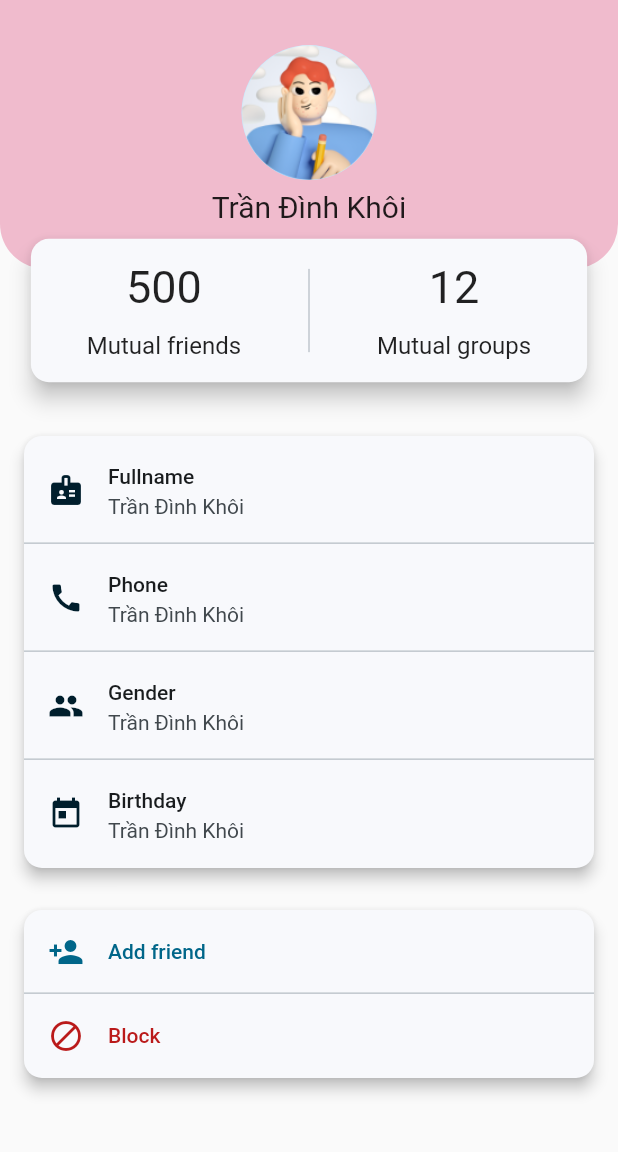
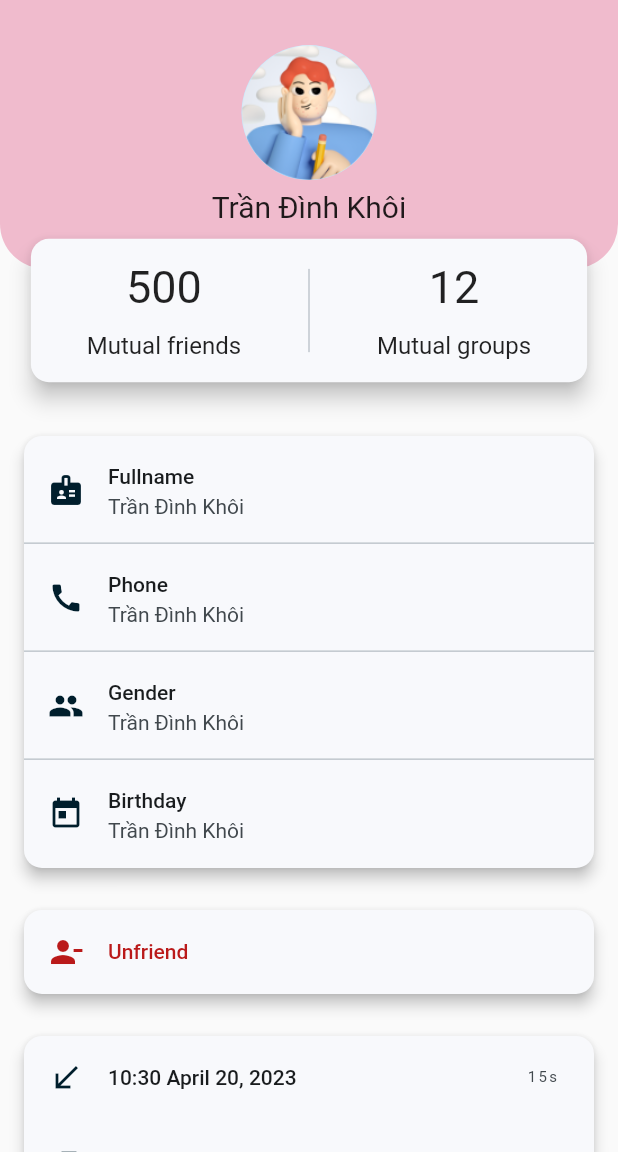
Before and after one commit to quangnhat22/cs_video_call_app, a Flutter app: the FriendsInforPage screen opened by its route, on a phone screen of 412 x 824 dp, the part 84-1236 px from its top. Run offline on Flutter 3.47's test engine with Material 2 defaults, Android fonts, the phone set to English and light mode, and no system bars; our stand-ins replace bloc, cached_network_image, dio, equatable, firebase_core, flutter_bloc and 3 more; accounts and stored records are empty; generated files the repository leaves out were written again.

Commit message:
build unfriend and calls history card

```diff
--- a/lib/core/langs/app_en.arb
+++ b/lib/core/langs/app_en.arb
@@ -71,5 +71,6 @@
   "friend_gender": "Gender",
   "friend_birthday": "Birthday",
   "friend_add_friend": "Add friend",
-  "friend_block": "Block"
+  "friend_block": "Block",
+  "friend_unfriend": "Unfriend"
 }
--- a/lib/core/langs/app_vi.arb
+++ b/lib/core/langs/app_vi.arb
@@ -71,5 +71,6 @@
   "friend_gender": "Giới tính",
   "friend_birthday": "Ngày sinh",
   "friend_add_friend": "Thêm bạn bè",
-  "friend_block": "Chặn"
+  "friend_block": "Chặn",
+  "friend_unfriend": "Hủy kết bạn"
 }
--- a/lib/presentation/friends/friends_infor/friends_infor.dart
+++ b/lib/presentation/friends/friends_infor/friends_infor.dart
@@ -3,6 +3,7 @@ library friends_infor;
 import 'package:collection/collection.dart';
 import 'package:flutter/material.dart';
 import 'package:flutter_screenutil/flutter_screenutil.dart';
+import 'package:intl/intl.dart';
 import 'package:videocall/common/widgets/stateless/custom_avatar_image.dart';
 import 'package:videocall/common/widgets/stateless/m_app_bar.dart';
 import 'package:flutter_gen/gen_l10n/app_localizations.dart';
@@ -11,3 +12,5 @@ part 'pages/friends_infor_page.dart';
 part 'widgets/friend_mutual_infor.dart';
 part 'widgets/friend_details_infor.dart';
 part 'widgets/friend_actions.dart';
+part 'widgets/friend_unfriend.dart';
+part 'widgets/friend_calls_history.dart';
--- a/lib/presentation/friends/friends_infor/pages/friends_infor_page.dart
+++ b/lib/presentation/friends/friends_infor/pages/friends_infor_page.dart
@@ -1,6 +1,8 @@
 part of friends_infor;
 
 class FriendsInforPage extends StatelessWidget {
+  final bool isFriend = true;
+
   const FriendsInforPage({super.key});
 
   @override
@@ -36,6 +38,27 @@ class FriendsInforPage extends StatelessWidget {
       },
     ];
 
+    final List<Map<String, dynamic>> histories = [
+      {
+        'title':
+            '${DateFormat.Hm().format(DateTime.now())} ${DateFormat.yMMMMd().format(DateTime.now())}',
+        'type': 'incomming',
+        'duration': '15s'
+      },
+      {
+        'title':
+            '${DateFormat.Hm().format(DateTime.now())} ${DateFormat.yMMMMd().format(DateTime.now())}',
+        'type': 'outgoing',
+        'duration': '1h 40m'
+      },
+      {
+        'title':
+            '${DateFormat.Hm().format(DateTime.now())} ${DateFormat.yMMMMd().format(DateTime.now())}',
+        'type': 'missed',
+        'duration': ''
+      }
+    ];
+
     return Scaffold(
       appBar: MHomeAppBar(
         title: AppLocalizations.of(context)!.friends,
@@ -45,7 +68,11 @@ class FriendsInforPage extends StatelessWidget {
           children: [
             FriendMutualInfor(null, 'Trần Đình Khôi', 500, 12),
             FriendDetailsInfor(friendDetails),
-            const FriendActions()
+            if (isFriend) const FriendUnfriend(),
+            if (isFriend)
+              FriendCallsHistory(histories)
+            else
+              const FriendActions()
           ],
         ),
       ),
--- a/lib/presentation/friends/friends_infor/widgets/friend_actions.dart
+++ b/lib/presentation/friends/friends_infor/widgets/friend_actions.dart
@@ -5,10 +5,12 @@ class FriendActions extends StatelessWidget {
 
   @override
   Widget build(BuildContext context) {
-    return Container(
+    return Padding(
       padding: const EdgeInsets.symmetric(horizontal: 12, vertical: 20),
       child: Card(
           elevation: 4,
+          shape:
+              RoundedRectangleBorder(borderRadius: BorderRadius.circular(12)),
           child: Column(
             children: [
               ListTile(
@@ -21,6 +23,10 @@ class FriendActions extends StatelessWidget {
                   Icons.person_add,
                   color: Theme.of(context).colorScheme.primary,
                 ),
+                shape: const RoundedRectangleBorder(
+                    borderRadius: BorderRadius.only(
+                        topLeft: Radius.circular(12),
+                        topRight: Radius.circular(12))),
                 onTap: () {},
               ),
               const Divider(
@@ -35,6 +41,10 @@ class FriendActions extends StatelessWidget {
                   Icons.block,
                   color: Theme.of(context).colorScheme.error,
                 ),
+                shape: const RoundedRectangleBorder(
+                    borderRadius: BorderRadius.only(
+                        bottomLeft: Radius.circular(12),
+                        bottomRight: Radius.circular(12))),
                 onTap: () {},
               ),
             ],
--- /dev/null
+++ b/lib/presentation/friends/friends_infor/widgets/friend_calls_history.dart
@@ -0,0 +1,45 @@
+part of friends_infor;
+
+class FriendCallsHistory extends StatelessWidget {
+  final List<Map<String, dynamic>> histories;
+
+  const FriendCallsHistory(this.histories, {super.key});
+
+  @override
+  Widget build(BuildContext context) {
+    return Padding(
+      padding: const EdgeInsets.symmetric(horizontal: 12, vertical: 20),
+      child: Card(
+        elevation: 4,
+        shape: RoundedRectangleBorder(borderRadius: BorderRadius.circular(12)),
+        child: Column(
+            children: histories
+                .mapIndexed((index, element) => ListTile(
+                      title: Text(element['title']),
+                      leading: element['type'] == 'incomming'
+                          ? Icon(
+                              Icons.call_received,
+                              color: Theme.of(context)
+                                  .colorScheme
+                                  .onPrimaryContainer,
+                            )
+                          : element['type'] == 'outgoing'
+                              ? Icon(
+                                  Icons.call_made,
+                                  color: Theme.of(context)
+                                      .colorScheme
+                                      .onPrimaryContainer,
+                                )
+                              : Icon(
+                                  Icons.phone_missed,
+                                  color: Theme.of(context)
+                                      .colorScheme
+                                      .onPrimaryContainer,
+                                ),
+                      trailing: Text(element['duration']),
+                    ))
+                .toList()),
+      ),
+    );
+  }
+}
--- a/lib/presentation/friends/friends_infor/widgets/friend_details_infor.dart
+++ b/lib/presentation/friends/friends_infor/widgets/friend_details_infor.dart
@@ -7,10 +7,11 @@ class FriendDetailsInfor extends StatelessWidget {
 
   @override
   Widget build(BuildContext context) {
-    return Container(
+    return Padding(
       padding: EdgeInsets.only(left: 12, right: 12, top: 90.h),
       child: Card(
         elevation: 4,
+        shape: RoundedRectangleBorder(borderRadius: BorderRadius.circular(12)),
         child: Column(
           children: friendDetails
               .mapIndexed((index, element) => Column(
@@ -19,6 +20,8 @@ class FriendDetailsInfor extends StatelessWidget {
                         title: Text(element['title']),
                         subtitle: const Text('Trần Đình Khôi'),
                         leading: element['leading'],
+                        shape: RoundedRectangleBorder(
+                            borderRadius: BorderRadius.circular(12)),
                       ),
                       if (index != friendDetails.length - 1)
                         const Divider(
--- /dev/null
+++ b/lib/presentation/friends/friends_infor/widgets/friend_unfriend.dart
@@ -0,0 +1,29 @@
+part of friends_infor;
+
+class FriendUnfriend extends StatelessWidget {
+  const FriendUnfriend({super.key});
+
+  @override
+  Widget build(BuildContext context) {
+    return Padding(
+      padding: const EdgeInsets.only(left: 12, right: 12, top: 20),
+      child: Card(
+        elevation: 4,
+        shape: RoundedRectangleBorder(borderRadius: BorderRadius.circular(12)),
+        child: ListTile(
+          title: Text(
+            AppLocalizations.of(context)!.friend_unfriend,
+            style: TextStyle(color: Theme.of(context).colorScheme.error),
+          ),
+          leading: Icon(
+            Icons.person_remove,
+            color: Theme.of(context).colorScheme.error,
+          ),
+          shape: const RoundedRectangleBorder(
+              borderRadius: BorderRadius.all(Radius.circular(12))),
+          onTap: () {},
+        ),
+      ),
+    );
+  }
+}
```
